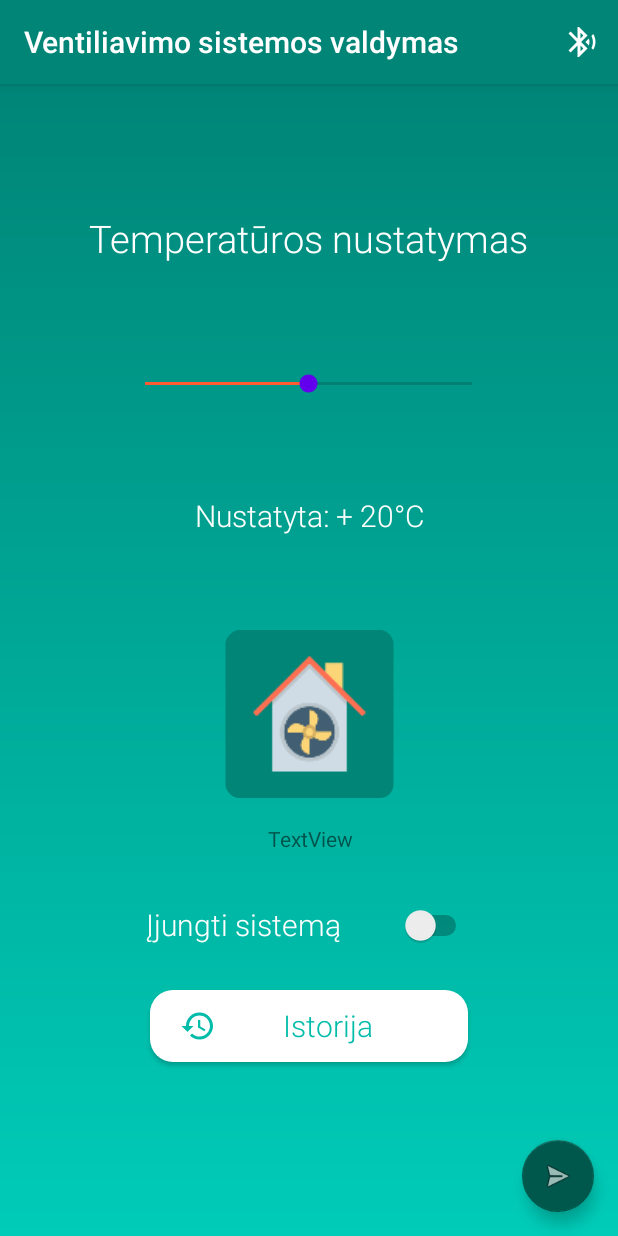
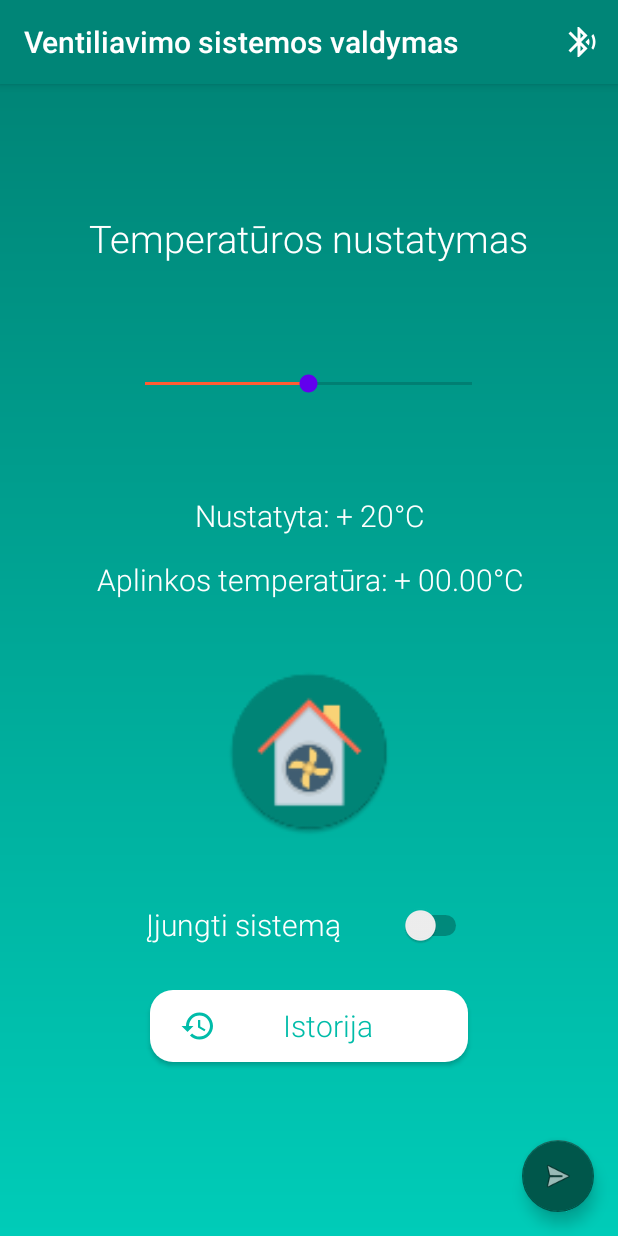
Before and after one commit to tkutavicius/Ventiliavimo-sistemos-valdymas, an Android app: the MainActivity screen opened directly, with no data from a screen before it, on a phone screen of 412 x 824 dp. Run offline under Robolectric (Android 15) with nearby library versions, the phone set to English and light mode, and no system bars; network calls fail; 7 statements that could not run were skipped.

Commit message:
Stabilumo užtikrinimas ryšio praradimo atveju, dizaino pataisymai

```diff
--- a/AndroidStudio/app/src/main/AndroidManifest.xml
+++ b/AndroidStudio/app/src/main/AndroidManifest.xml
@@ -19,7 +19,8 @@
         <activity
         android:name=".MainActivity"
         android:label="@string/app_name"
-        android:theme="@style/AppTheme.NoActionBar">
+        android:theme="@style/AppTheme.NoActionBar"
+            android:noHistory="true">
             <intent-filter>
                 <action android:name="android.bluetooth.device.action.ACL_DISCONNECTED" />
                 <action android:name="android.bluetooth.device.action.ACL_CONNECTED" />
@@ -28,7 +29,8 @@
         <activity
             android:name=".BluetoothActivity"
             android:label="@string/app_name"
-            android:theme="@style/AppTheme.NoActionBar">
+            android:theme="@style/AppTheme.NoActionBar"
+            android:noHistory="true">
             <intent-filter>
                 <action android:name="android.intent.action.MAIN" />
                 <category android:name="android.intent.category.LAUNCHER" />
--- a/AndroidStudio/app/src/main/java/com/example/valdymas/BluetoothActivity.java
+++ b/AndroidStudio/app/src/main/java/com/example/valdymas/BluetoothActivity.java
@@ -34,6 +34,12 @@ public class BluetoothActivity extends Activity {
         super.onCreate(savedInstanceState);
         requestAppPermissions();
         setContentView(R.layout.activity_bluetooth);
+    }
+
+    @Override
+    public void onBackPressed() {
+        int pid = android.os.Process.myPid();
+        android.os.Process.killProcess(pid);
     }
 
     @Override
--- a/AndroidStudio/app/src/main/res/drawable-v24/ic_launcher_foreground.xml
+++ /dev/null
@@ -1,34 +0,0 @@
-<vector xmlns:android="http://schemas.android.com/apk/res/android"
-    xmlns:aapt="http://schemas.android.com/aapt"
-    android:width="108dp"
-    android:height="108dp"
-    android:viewportWidth="108"
-    android:viewportHeight="108">
-    <path
-        android:fillType="evenOdd"
-        android:pathData="M32,64C32,64 38.39,52.99 44.13,50.95C51.37,48.37 70.14,49.57 70.14,49.57L108.26,87.69L108,109.01L75.97,107.97L32,64Z"
-        android:strokeWidth="1"
-        android:strokeColor="#00000000">
-        <aapt:attr name="android:fillColor">
-            <gradient
-                android:endX="78.5885"
-                android:endY="90.9159"
-                android:startX="48.7653"
-                android:startY="61.0927"
-                android:type="linear">
-                <item
-                    android:color="#44000000"
-                    android:offset="0.0" />
-                <item
-                    android:color="#00000000"
-                    android:offset="1.0" />
-            </gradient>
-        </aapt:attr>
-    </path>
-    <path
-        android:fillColor="#FFFFFF"
-        android:fillType="nonZero"
-        android:pathData="M66.94,46.02L66.94,46.02C72.44,50.07 76,56.61 76,64L32,64C32,56.61 35.56,50.11 40.98,46.06L36.18,41.19C35.45,40.45 35.45,39.3 36.18,38.56C36.91,37.81 38.05,37.81 38.78,38.56L44.25,44.05C47.18,42.57 50.48,41.71 54,41.71C57.48,41.71 60.78,42.57 63.68,44.05L69.11,38.56C69.84,37.81 70.98,37.81 71.71,38.56C72.44,39.3 72.44,40.45 71.71,41.19L66.94,46.02ZM62.94,56.92C64.08,56.92 65,56.01 65,54.88C65,53.76 64.08,52.85 62.94,52.85C61.8,52.85 60.88,53.76 60.88,54.88C60.88,56.01 61.8,56.92 62.94,56.92ZM45.06,56.92C46.2,56.92 47.13,56.01 47.13,54.88C47.13,53.76 46.2,52.85 45.06,52.85C43.92,52.85 43,53.76 43,54.88C43,56.01 43.92,56.92 45.06,56.92Z"
-        android:strokeWidth="1"
-        android:strokeColor="#00000000" />
-</vector>
--- a/AndroidStudio/app/src/main/res/layout/content_main.xml
+++ b/AndroidStudio/app/src/main/res/layout/content_main.xml
@@ -78,6 +78,23 @@
         app:layout_constraintStart_toStartOf="parent"
         app:layout_constraintTop_toBottomOf="@+id/seekBar" />
 
+    <TextView
+        android:id="@+id/temp"
+        android:layout_width="wrap_content"
+        android:layout_height="wrap_content"
+        android:layout_marginStart="45dp"
+        android:layout_marginEnd="45dp"
+        android:layout_marginBottom="30dp"
+        android:fontFamily="sans-serif-light"
+        android:text="Aplinkos temperatūra: + 00.00\u00B0C"
+        android:textAlignment="center"
+        android:textColor="@android:color/background_light"
+        android:textSize="20dp"
+        app:layout_constraintBottom_toTopOf="@+id/imageView"
+        app:layout_constraintEnd_toEndOf="parent"
+        app:layout_constraintStart_toStartOf="parent"
+        app:layout_constraintTop_toBottomOf="@+id/progress" />
+
     <Button
         android:id="@+id/history"
         android:layout_width="0dp"
@@ -106,7 +123,7 @@
         android:layout_width="123dp"
         android:layout_height="112dp"
         android:layout_marginStart="140dp"
-        android:layout_marginTop="50dp"
+        android:layout_marginTop="100dp"
         android:layout_marginEnd="140dp"
         android:layout_marginBottom="50dp"
         app:layout_constraintBottom_toTopOf="@+id/onOff"
@@ -115,18 +132,4 @@
         app:layout_constraintTop_toBottomOf="@+id/progress"
         app:srcCompat="@mipmap/ic_launcher" />
 
-    <TextView
-        android:id="@+id/temp"
-        android:layout_width="wrap_content"
-        android:layout_height="wrap_content"
-        android:layout_marginStart="177dp"
-        android:layout_marginTop="9dp"
-        android:layout_marginEnd="176dp"
-        android:layout_marginBottom="18dp"
-        android:text="TextView"
-        app:layout_constraintBottom_toTopOf="@+id/onOff"
-        app:layout_constraintEnd_toEndOf="parent"
-        app:layout_constraintStart_toStartOf="parent"
-        app:layout_constraintTop_toBottomOf="@+id/imageView" />
-
 </android.support.constraint.ConstraintLayout>
--- a/AndroidStudio/app/src/main/res/mipmap-anydpi-v26/ic_launcher.xml
+++ /dev/null
@@ -1,5 +0,0 @@
-<?xml version="1.0" encoding="utf-8"?>
-<adaptive-icon xmlns:android="http://schemas.android.com/apk/res/android">
-    <background android:drawable="@color/ic_launcher_background"/>
-    <foreground android:drawable="@mipmap/ic_launcher_foreground"/>
-</adaptive-icon>
--- a/AndroidStudio/app/src/main/res/mipmap-anydpi-v26/ic_launcher_round.xml
+++ /dev/null
@@ -1,5 +0,0 @@
-<?xml version="1.0" encoding="utf-8"?>
-<adaptive-icon xmlns:android="http://schemas.android.com/apk/res/android">
-    <background android:drawable="@color/ic_launcher_background"/>
-    <foreground android:drawable="@mipmap/ic_launcher_foreground"/>
-</adaptive-icon>
```
Also changed, not shown: AndroidStudio/app/src/main/java/com/example/valdymas/HistoryActivity.java (+8 -0 lines), AndroidStudio/app/src/main/java/com/example/valdymas/MainActivity.java (+62 -12 lines), AndroidStudio/app/src/main/res/drawable/round_outline.xml (added, +12 -0 lines), AndroidStudio/app/src/main/res/layout/activity_history.xml (+11 -11 lines).
